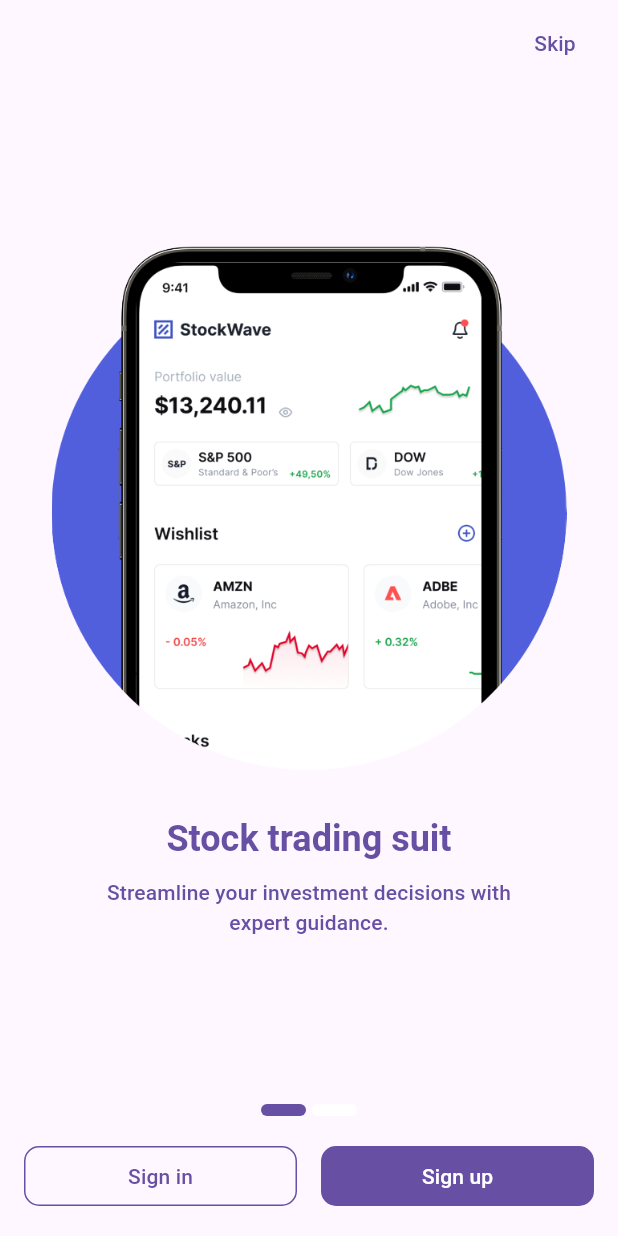
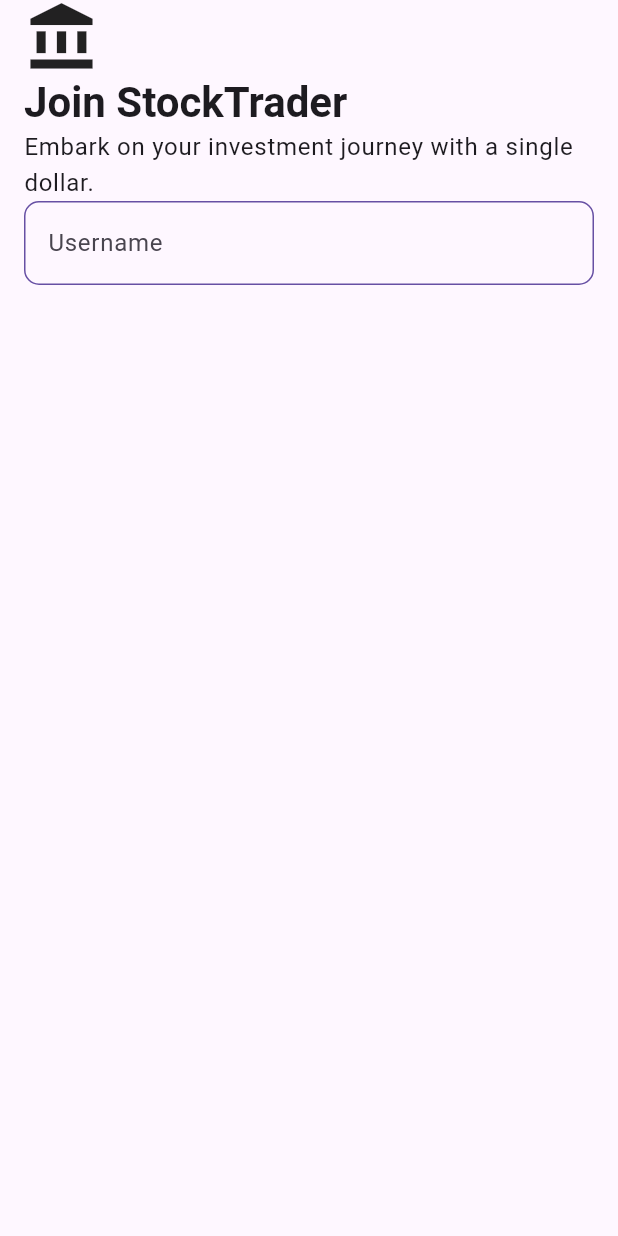
Before and after one commit to roponpov/stock-trader, a Flutter app: the screen it shows after launch, on a phone screen of 412 x 824 dp. Run offline on Flutter 3.47's test engine with Material 3 defaults, Android fonts, the phone set to English and light mode, and no system bars; our stand-ins replace get, lottie.

Commit message:
Update some code.

```diff
--- a/lib/core/routes/app_pages.dart
+++ b/lib/core/routes/app_pages.dart
@@ -1,4 +1,5 @@
 import 'package:get/get.dart';
+import '../../views/login/sign_up_view.dart';
 import 'app_routes.dart';
 import '../../views/not_found/not_found_view.dart';
 import '../../views/onboarding/onboarding_view.dart';
@@ -17,6 +18,10 @@ class AppPages {
     GetPage(
       name: AppRoutes.onboarding,
       page: () => const OnboardingView(),
+    ),
+    GetPage(
+      name: AppRoutes.signUp,
+      page: () => const SignUpView(),
     )
   ];
 }
--- a/lib/core/routes/app_routes.dart
+++ b/lib/core/routes/app_routes.dart
@@ -2,6 +2,7 @@ abstract class AppRoutes {
   static const String splash = '/';
   static const String notFound = '/notFound';
   static const String onboarding = '/onboarding';
+  static const String signUp = '/signUp';
   static const String login = '/login';
   static const String home = '/home';
 }
--- a/lib/main.dart
+++ b/lib/main.dart
@@ -18,7 +18,7 @@ class MyApp extends StatelessWidget {
     return GetMaterialApp(
       debugShowCheckedModeBanner: false,
       title: 'Stock Trader',
-      initialRoute: AppRoutes.onboarding,
+      initialRoute: AppRoutes.signUp,
       getPages: AppPages.pages,
       // initialBinding: ,
       theme: AppTheme.light,
--- /dev/null
+++ b/lib/views/login/sign_up_view.dart
@@ -0,0 +1,64 @@
+import 'package:flutter/material.dart';
+import '../../core/constants/icon_constant.dart';
+import '../../core/constants/image_constant.dart';
+import '../../widgets/status_app_bar_widget.dart';
+
+class SignUpView extends StatelessWidget {
+  const SignUpView({super.key});
+
+  @override
+  Widget build(BuildContext context) {
+    final ThemeData theme = Theme.of(context);
+
+    return StatusAppBarWidget(
+      child: Scaffold(
+        body: SafeArea(
+          child: Padding(
+            padding: const EdgeInsets.symmetric(horizontal: 16),
+            child: Column(
+              crossAxisAlignment: CrossAxisAlignment.start,
+              children: [
+                // Image.asset(
+                //   IconConstant.appIcon,
+                //   height: 50,
+                // ),
+                const Icon(Icons.account_balance,size: 50),
+
+                Text(
+                  'Join StockTrader',
+                  style: theme.textTheme.headlineMedium?.copyWith(
+                    fontWeight: FontWeight.bold
+                  ),
+                ),
+
+                Text(
+                  'Embark on your investment journey with a single dollar.',
+                  style: theme.textTheme.bodyLarge,
+                ),
+
+                TextFormField(
+                  decoration: InputDecoration(
+                    hintText: 'Username',
+                    enabledBorder: OutlineInputBorder(
+                      borderRadius: BorderRadius.circular(10),
+                      borderSide: BorderSide(
+                        color: theme.primaryColor
+                      )
+                    ),
+                    focusedBorder: null,
+                    disabledBorder: null,
+                    errorBorder: null,
+                    focusedErrorBorder: null,
+                    border: OutlineInputBorder(
+                      borderRadius: BorderRadius.circular(10),
+                    )
+                  ),
+                ),
+              ],
+            ),
+          ),
+        ),
+      ),
+    );
+  }
+}
```
